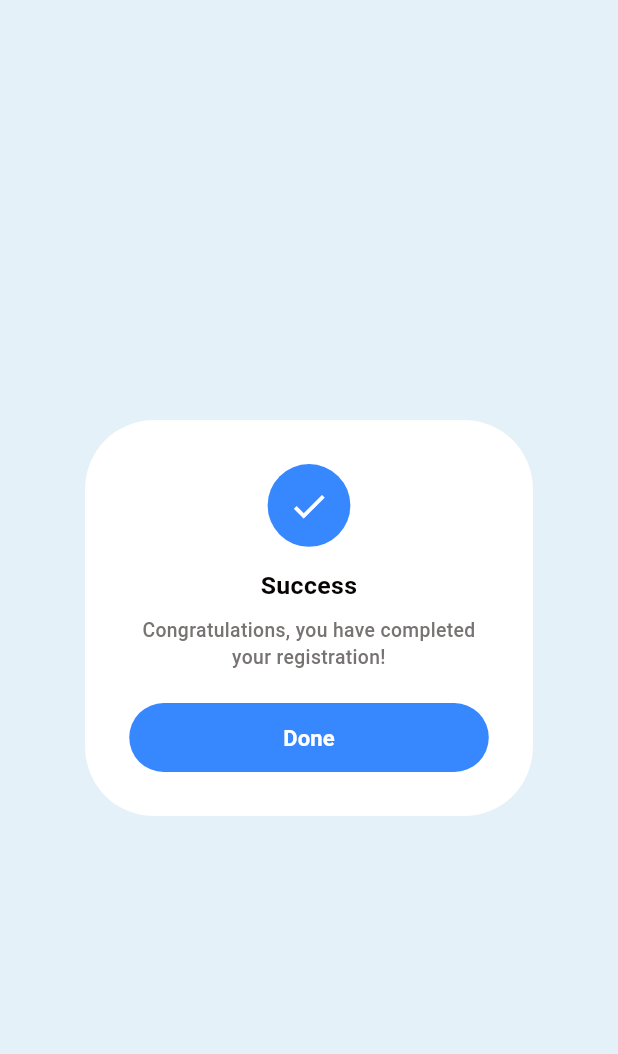
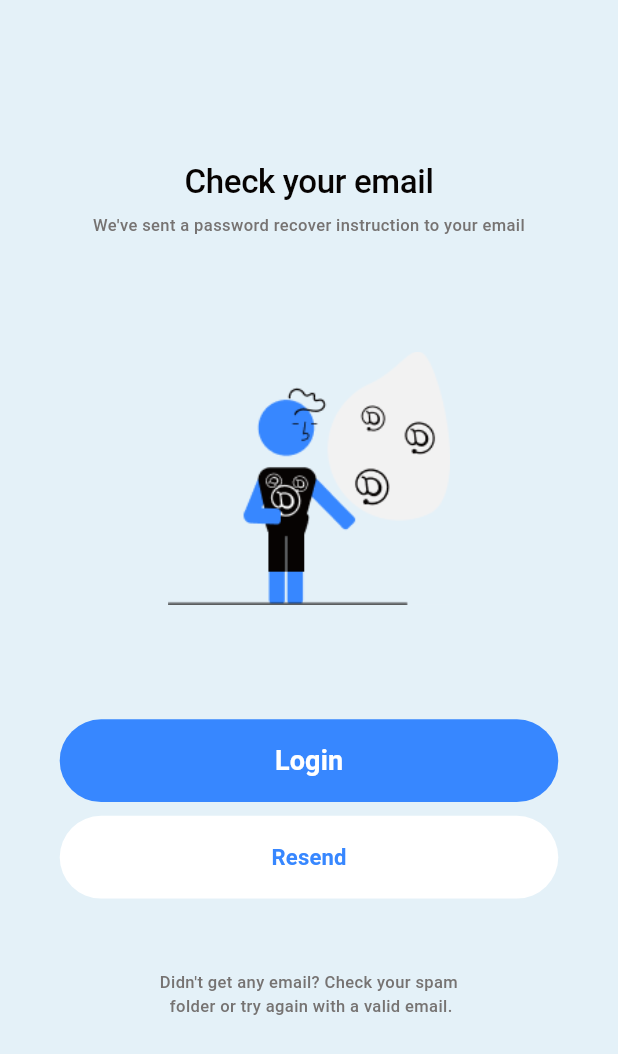
Before and after one commit to Syed-Ameen-Gillani/NTS-PSC-App, a Flutter app: the screen it shows after launch, on a phone screen of 412 x 824 dp. Shown: the top 1054 px of the screen. Run offline on Flutter 3.47's test engine with Material 3 defaults, Android fonts, the phone set to English and light mode, and no system bars; our stand-ins replace flutter_riverpod, flutter_screenutil, flutter_svg, go_router; Roboto replaces fonts that are missing (DM Sans).

Commit message:
more auth screens added

```diff
--- a/lib/core/constants/app_assets.dart
+++ b/lib/core/constants/app_assets.dart
@@ -15,6 +15,8 @@ class AppAssets {
   static const String onboarding6 = '$_imagePath/onboarding_6.png';
   static const String welcomeRole = '$_imagePath/welcome_role.png';
   static const String curvedArrow = '$_imagePath/curved_arrow.png';
+  static const String sparklingstars = '$_imagePath/sparkling_stars.png';
+   static const String emailCheckIllustration = '$_imagePath/email_check_illustration.png';
 
   // Icons
   static const String googleIcon = 'assets/icons/google.svg';
--- a/lib/core/theme/app_colors.dart
+++ b/lib/core/theme/app_colors.dart
@@ -9,7 +9,7 @@ class AppColors {
   // Backgrounds
   static const Color background = Color(0xFFFFFFFF);
   static const Color surface = Color(0xFFE4F1F8);
-  static const Color surfaceVariant = Color(0xFFEFF7FB);
+  static const Color surfaceVariant = Color(0xFFE4F1F8);
 
   // Text / content
   static const Color onPrimary = Colors.white;
--- /dev/null
+++ b/lib/features/auth/presentation/pages/check_email_screen.dart
@@ -0,0 +1,127 @@
+// lib/features/authentication/presentation/screens/check_email_screen.dart
+
+import 'package:flutter/material.dart';
+import 'package:flutter_screenutil/flutter_screenutil.dart';
+import 'package:go_router/go_router.dart';
+import 'package:nts_psc_app/core/constants/app_assets.dart';
+import 'package:nts_psc_app/core/theme/app_colors.dart';
+import 'package:nts_psc_app/core/theme/app_text_styles.dart';
+import 'package:nts_psc_app/presentation/widgets/custom_button.dart';
+
+class CheckEmailScreen extends StatelessWidget {
+  const CheckEmailScreen({super.key});
+
+  @override
+  Widget build(BuildContext context) {
+    // Define colors from AppColors
+    final Color primaryColor = AppColors.primary;
+    final Color titleColor = AppColors.onBackground;
+    final Color greyColor = AppColors.grey500;
+
+    return Scaffold(
+      backgroundColor: AppColors.surfaceVariant,
+      body: SafeArea(
+        child: Padding(
+          padding: EdgeInsets.symmetric(horizontal: 40.w), // Global padding
+          child: Column(
+            mainAxisAlignment:
+                MainAxisAlignment.center, //vertically center the content mass
+            crossAxisAlignment: CrossAxisAlignment.stretch,
+            children: [
+              const Spacer(flex: 3), // Push content down from the top
+
+              Text(
+                'Check your email',
+                textAlign: TextAlign.center,
+                style: Theme.of(context).textTheme.displayLarge!.copyWith(
+                  color: titleColor,
+                  fontSize: 24.sp,
+                  fontWeight: FontWeight.w500,
+                ),
+              ),
+              SizedBox(height: 10.h),
+
+              Text(
+                'We\'ve sent a password recover instruction to your email',
+                textAlign: TextAlign.center,
+                style: AppTextStyles.dmSans500med12.copyWith(
+                  color: greyColor,
+                  fontSize: 12.sp,
+                  height: 1.4,
+                ),
+              ),
+
+              SizedBox(height: 83.h),
+
+              Center(
+                child: Image.asset(
+                  AppAssets.emailCheckIllustration,
+                  height: 183.57.h,
+                  width: 205.w,
+                  fit: BoxFit.contain,
+                ),
+              ),
+
+              SizedBox(height: 83.h),
+
+              CustomButton(
+                text: 'Login',
+                onPressed: () {
+                  //context.go('/login');
+                },
+                height: 60.h,
+              ),
+
+              SizedBox(height: 10.h),
+
+              //Resend Button
+              SizedBox(
+                width: double
+                    .infinity, // Ensures the button takes full available width
+                height: 60.h,
+                child: OutlinedButton(
+                  onPressed: () {
+                    // Action to resend the email
+                  },
+                  style: OutlinedButton.styleFrom(
+                    backgroundColor: Colors.white,
+                    foregroundColor: primaryColor,
+
+                    side: BorderSide.none,
+
+                    shape: RoundedRectangleBorder(
+                      borderRadius: BorderRadius.circular(50.r),
+                    ),
+                    elevation: 0,
+                    padding: EdgeInsets.symmetric(vertical: 15.h),
+                  ),
+                  child: Text(
+                    'Resend',
+                    style: Theme.of(context).textTheme.labelLarge!.copyWith(
+                      fontSize: 16.sp,
+                      fontWeight: FontWeight.bold,
+                      color: primaryColor,
+                    ),
+                  ),
+                ),
+              ),
+
+              SizedBox(height: 52.h),
+
+              Text(
+                'Didn\'t get any email? Check your spam\n folder or try again with a valid email.',
+                textAlign: TextAlign.center,
+                style: AppTextStyles.dmSans500med12.copyWith(
+                  color: greyColor,
+                  fontSize: 12.sp,
+                ),
+              ),
+
+              const Spacer(flex: 4), // Final bottom push
+            ],
+          ),
+        ),
+      ),
+    );
+  }
+}
--- a/lib/features/authentication/presentation/pages/registration_success_modal.dart
+++ b/lib/features/auth/presentation/pages/registration_success_modal.dart
@@ -6,51 +6,38 @@ import 'package:nts_psc_app/core/theme/app_text_styles.dart';
 class RegistrationSuccessModal extends StatelessWidget {
   final VoidCallback onDonePressed;
 
-  const RegistrationSuccessModal({
-    super.key,
-    required this.onDonePressed,
-  });
+  const RegistrationSuccessModal({super.key, required this.onDonePressed});
 
   @override
   Widget build(BuildContext context) {
-    // Access theme colors semantically
     final Color primaryColor = Theme.of(context).colorScheme.primary;
-    // We use the theme's default scaffold background for the screen (light gray-blue)
+
     final Color screenBgColor = Theme.of(context).colorScheme.surface;
-    // We use the theme's surface color for the inner card (white/off-white)
+
     final Color cardSurfaceColor = Theme.of(context).scaffoldBackgroundColor;
     final Color textColor = AppColors.onBackground;
 
     return Scaffold(
-      // 1. SCREEN BACKGROUND: Use the theme's default background color (light gray-blue)
       backgroundColor: screenBgColor,
       body: Center(
         child: Container(
           width: 300.w,
           padding: EdgeInsets.all(32.r),
           decoration: BoxDecoration(
-            // 2. CARD BACKGROUND: Use the theme's surface color (white/off-white)
             color: cardSurfaceColor,
             borderRadius: BorderRadius.circular(50.r),
-
           ),
           child: Column(
             mainAxisSize: MainAxisSize.min,
             children: [
-              // 3. Icon
               CircleAvatar(
                 radius: 30.r,
                 backgroundColor: primaryColor,
-                child: Icon(
-                  Icons.check,
-                  color: Colors.white,
-                  size: 30.sp,
-                ),
+                child: Icon(Icons.check, color: Colors.white, size: 30.sp),
               ),
 
               SizedBox(height: 16.h),
 
-              // 4. Title Text
               Text(
                 'Success',
                 textAlign: TextAlign.center,
@@ -63,7 +50,6 @@ class RegistrationSuccessModal extends StatelessWidget {
 
               SizedBox(height: 8.h),
 
-              // 5. Subtitle Text
               Text(
                 'Congratulations, you have completed your registration!',
                 textAlign: TextAlign.center,
@@ -75,7 +61,6 @@ class RegistrationSuccessModal extends StatelessWidget {
 
               SizedBox(height: 24.h),
 
-              // 6. Done Button
               SizedBox(
                 width: double.infinity,
                 height: 50.h,
--- a/lib/main.dart
+++ b/lib/main.dart
@@ -3,9 +3,13 @@ import 'package:flutter_riverpod/flutter_riverpod.dart';
 import 'package:flutter_screenutil/flutter_screenutil.dart';
 import 'package:nts_psc_app/config/routes/go_router.dart';
 import 'package:nts_psc_app/core/theme/app_theme.dart';
-import 'package:nts_psc_app/features/authentication/presentation/pages/login_page.dart';
-import 'package:nts_psc_app/features/authentication/presentation/pages/registration_success_modal.dart';
-import 'package:nts_psc_app/features/authentication/presentation/pages/signup_create_account_screen.dart';
+import 'package:nts_psc_app/features/auth/presentation/pages/account_created_success_screen.dart';
+import 'package:nts_psc_app/features/auth/presentation/pages/check_email_screen.dart';
+import 'package:nts_psc_app/features/auth/presentation/pages/forgot_password_email_screen.dart';
+import 'package:nts_psc_app/features/auth/presentation/pages/login_page.dart';
+import 'package:nts_psc_app/features/auth/presentation/pages/registration_success_modal.dart';
+import 'package:nts_psc_app/features/auth/presentation/pages/signup_create_account_screen.dart';
+import 'package:nts_psc_app/features/auth/presentation/pages/signup_details_screen.dart';
 import 'package:nts_psc_app/features/onboarding/presentation/screens/onboarding_screen_1.dart';
 import 'package:nts_psc_app/features/onboarding/presentation/screens/onboarding_screen_2.dart';
 import 'package:nts_psc_app/features/onboarding/presentation/screens/onboarding_screen_3.dart';
@@ -69,20 +73,7 @@ class MyApp extends ConsumerWidget {
         );
       },
 
-      child: RegistrationSuccessModal(
-        // the positional argument required is the function (VoidCallback)
-        onDonePressed: () {
-          // we can navigate away from this screen
-        },
-      ),
+      child: CheckEmailScreen(),
     );
   }
 }
-
-
-// registrationsuccessmodel screen needs voidCallBack positional arugment
-// to call it:
-//            child: RegistrationSuccessModal(
-//              onDonePressed: (){}
-//
-//   )
--- a/lib/presentation/widgets/custom_button.dart
+++ b/lib/presentation/widgets/custom_button.dart
@@ -16,8 +16,8 @@ class CustomButton extends StatelessWidget {
     required this.onPressed,
     this.color = kPrimaryBlue, // Use the new constant
     this.width = double.infinity, // Default to full width if not specified
-    this.height = 68.0, // Default height from your spec
-    this.borderRadius = 50.0, // Default radius from your spec
+    this.height = 68.0, // Default height
+    this.borderRadius = 50.0, // Default radius
     this.trailingIcon,
   });
 
```
Also changed, not shown: lib/features/auth/presentation/pages/account_created_success_screen.dart (added, +90 -0 lines), lib/features/auth/presentation/pages/forgot_password_email_screen.dart (added, +110 -0 lines), lib/features/auth/presentation/pages/signup_create_account_screen.dart (renamed from lib/features/authentication/presentation/pages/signup_create_account_screen.dart, +3 -4 lines), lib/features/auth/presentation/pages/signup_details_screen.dart (added, +136 -0 lines), assets/images/email_check_illustration.png (added), assets/images/sparkling_stars.png (added), lib/features/auth/presentation/pages/login_page.dart (renamed from lib/features/authentication/presentation/pages/login_page.dart), lib/features/auth/presentation/widgets/auth_terms_checkbox.dart (renamed from lib/features/authentication/presentation/widgets/auth_terms_checkbox.dart), lib/features/auth/presentation/widgets/auth_title_subtitle.dart (renamed from lib/features/authentication/presentation/widgets/auth_title_subtitle.dart).
